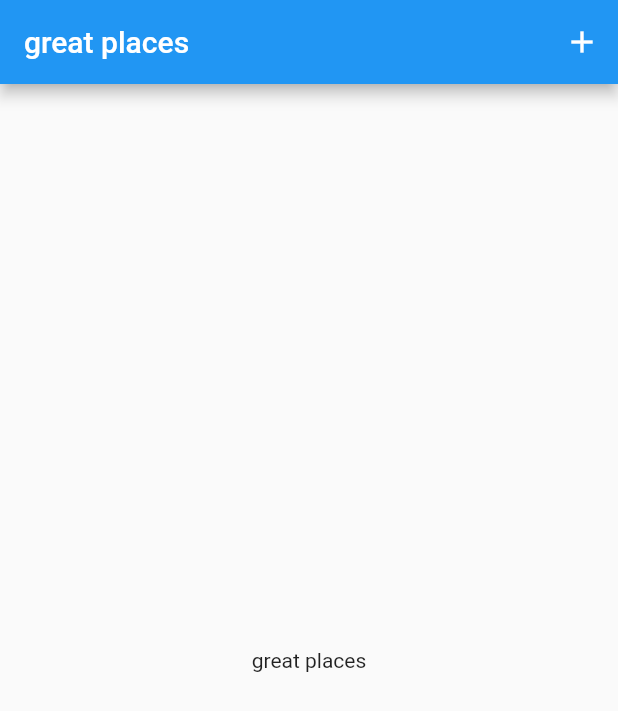
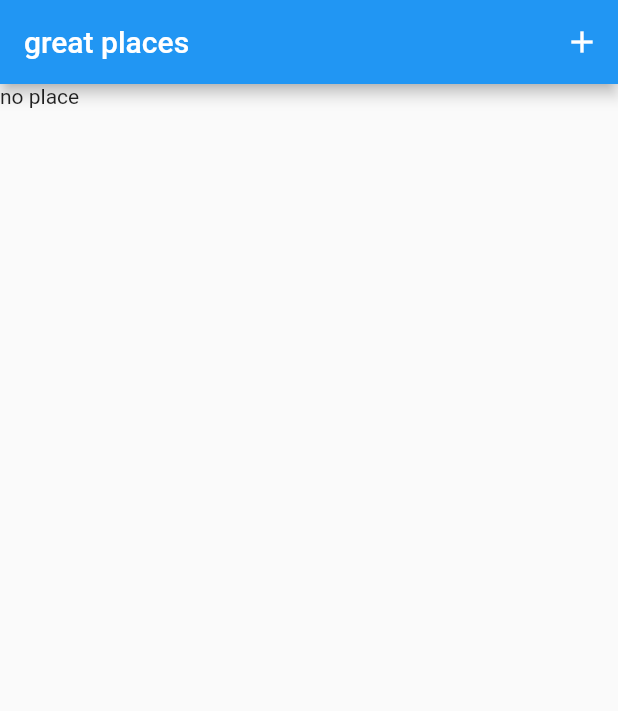
Before and after one commit to omar-hadek/best-places, a Flutter app: the screen it shows after launch, on a phone screen of 412 x 824 dp. Shown: the top 711 px of the screen. Run offline on Flutter 3.47's test engine with Material 2 defaults, Android fonts, the phone set to English and light mode, and no system bars; our stand-ins replace image_picker.

Commit message:
managing the data and image via the provider

```diff
--- a/lib/main.dart
+++ b/lib/main.dart
@@ -1,18 +1,24 @@
 import 'package:flutter/material.dart';
+import 'package:great_places_app/providers/great_places.dart';
 import 'package:great_places_app/screens/add_place_screen.dart';
 import 'package:great_places_app/screens/great_places_screen.dart';
+import 'package:provider/provider.dart';
 
 void main() => runApp(MyApp());
 
 class MyApp extends StatelessWidget {
   @override
   Widget build(BuildContext context) {
-    return MaterialApp(
-      title: 'best places',
-      home: GreatPlacesScreen(),
-      routes: {
-        AddPlaceScreen.routeName: (context) => AddPlaceScreen(),
-      },
+    return ChangeNotifierProvider<GreatPlaces>(
+      create: (context) => GreatPlaces(),
+      child: MaterialApp(
+        title: 'best places',
+        home: GreatPlacesScreen(),
+        routes: {
+          AddPlaceScreen.routeName: (context) => AddPlaceScreen(),
+          GreatPlacesScreen.routeName: (context) => GreatPlacesScreen()
+        },
+      ),
     );
   }
 }
--- /dev/null
+++ b/lib/models/place.dart
@@ -0,0 +1,19 @@
+import 'dart:io';
+
+class Place {
+  String id;
+  String title;
+  File image;
+  Location? location;
+  Place(
+      {required this.id,
+      required this.title,
+      required this.image,
+      this.location});
+}
+
+class Location {
+  String? adress;
+  double? longitute;
+  double? latitute;
+}
--- /dev/null
+++ b/lib/providers/great_places.dart
@@ -0,0 +1,25 @@
+import 'package:flutter/foundation.dart';
+import 'dart:io';
+
+import '../models/place.dart';
+
+class GreatPlaces with ChangeNotifier {
+  List<Place> _items = [];
+
+  List<Place> get items {
+    return [..._items];
+  }
+
+  void addPlace(String placeTitle, File? placeImage) {
+    if (placeImage != null) {
+      final newPlace = Place(
+          id: DateTime.now().toString(),
+          title: placeTitle,
+          image: placeImage,
+          location: null);
+
+      _items.add(newPlace);
+      notifyListeners();
+    }
+  }
+}
--- a/lib/screens/great_places_screen.dart
+++ b/lib/screens/great_places_screen.dart
@@ -1,8 +1,13 @@
+import 'dart:io';
+
 import 'package:flutter/material.dart';
+import 'package:great_places_app/providers/great_places.dart';
 import 'package:great_places_app/screens/add_place_screen.dart';
+import 'package:provider/provider.dart';
 
 class GreatPlacesScreen extends StatelessWidget {
   const GreatPlacesScreen({Key? key}) : super(key: key);
+  static const routeName = '/great-places';
 
   @override
   Widget build(BuildContext context) {
@@ -10,14 +15,29 @@ class GreatPlacesScreen extends StatelessWidget {
       appBar: AppBar(
         title: Text('great places '),
         actions: [
-          IconButton(onPressed: (){
-            Navigator.of(context).pushNamed(AddPlaceScreen.routeName);
-          }, icon: Icon(Icons.add))
+          IconButton(
+              onPressed: () {
+                Navigator.of(context).pushNamed(AddPlaceScreen.routeName);
+              },
+              icon: Icon(Icons.add))
         ],
-      ),body: Center(
-        child: Text('great places'),
-
-      )
+      ),
+      body: Consumer<GreatPlaces>(
+        child: Text('no places added yet , start adding some'),
+        builder: (ctx, places, ch) => places.items.length <= 0
+            ? Text('no place')
+            : ListView.builder(
+                itemCount: places.items.length,
+                itemBuilder: (context, i) => ListTile(
+                  leading: CircleAvatar(
+                    backgroundImage: FileImage(
+                      places.items[i].image,
+                    ),
+                  ),
+                  title: Text(places.items[i].title),
+                ),
+              ),
+      ),
     );
   }
 }
--- a/pubspec.yaml
+++ b/pubspec.yaml
@@ -27,6 +27,7 @@ dependencies:
   image_picker: ^0.8.0
   path_provider: ^2.0.8
   path: ^1.8.0
+  provider: ^6.0.2
 
 dev_dependencies:
   flutter_test:
```
Also changed, not shown: lib/screens/add_place_screen.dart (+25 -3 lines), lib/widgets/image_field.dart (+15 -10 lines), pubspec.lock.
